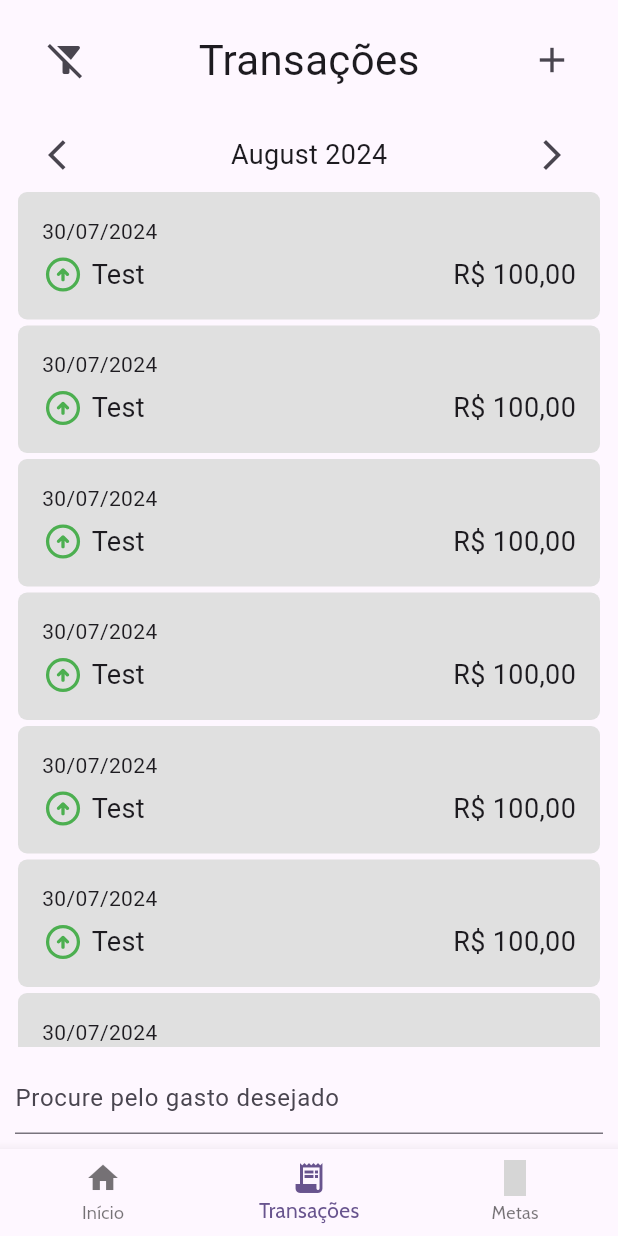
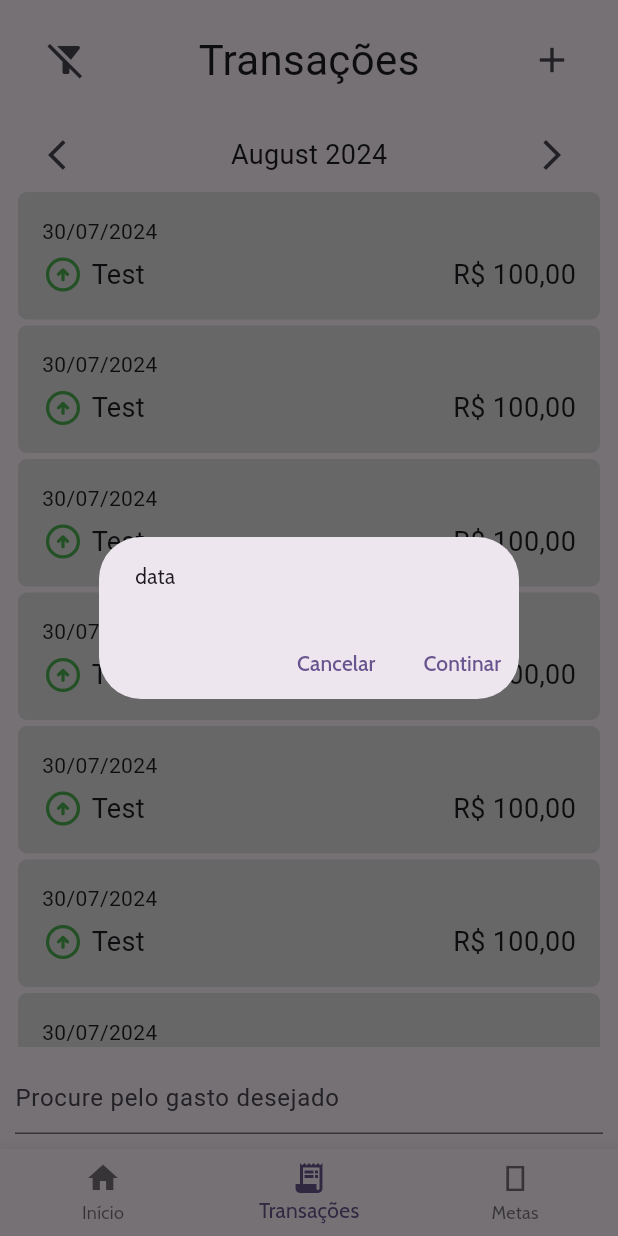
Before and after one commit to XxTaro/fintfitapp-mobile, a Flutter app: the screen it shows after launch, item 2 of the bottom bar chosen, after a tap on the "add" icon, on a phone screen of 412 x 824 dp. Run offline on Flutter 3.47's test engine with Material 3 defaults, Android fonts, the phone set to English and light mode, and no system bars; our stand-ins replace drift, flutter_svg, google_fonts, material_symbols_icons, sqlite3_flutter_libs; missing offline and left inert: dart:ffi, sqlite3; accounts and stored records are empty; generated files the repository leaves out were written again; grey boxes are pictures that could not be loaded.

Commit message:
### Added  - add transaction alertDialog [Not finished - still in studies]

```diff
--- a/lib/transaction_page.dart
+++ b/lib/transaction_page.dart
@@ -126,7 +126,9 @@
           Positioned(
             right: 0,
             child: IconButton(
-              onPressed: () {},
+              onPressed: () {
+                _showAddTransactionDialog();
+              },
               icon: const Icon(Icons.add, size: 28)
             )
           )
@@ -135,6 +137,34 @@
     );
   }
 
+  _showAddTransactionDialog() {
+    showDialog(
+      context: context,
+      builder: (BuildContext context) {
+        return AlertDialog(
+          actionsPadding: EdgeInsets.zero,
+
+          content: Container(
+            child: Text('data'),
+          ),
+          actions: <Widget>[
+            cancelaButton,
+            continuaButton
+          ],
+        );
+      },
+    );
+  }
+
+  Widget cancelaButton = TextButton(
+    child: Text("Cancelar"),
+    onPressed:  () {},
+  );
+  Widget continuaButton = TextButton(
+    child: Text("Continar"),
+    onPressed:  () {},
+  );
+
   Widget _buildDateSelection() {
     return Padding(
       padding: const EdgeInsets.only(top: 30),
@@ -142,7 +172,7 @@
         alignment: Alignment.center,
         children: [
           Center(
-            child: Text(date, style: TextStyle(fontSize: 18))
+            child: Text(date, style: const TextStyle(fontSize: 18))
           ),
           Positioned(
             left: 0,
```
